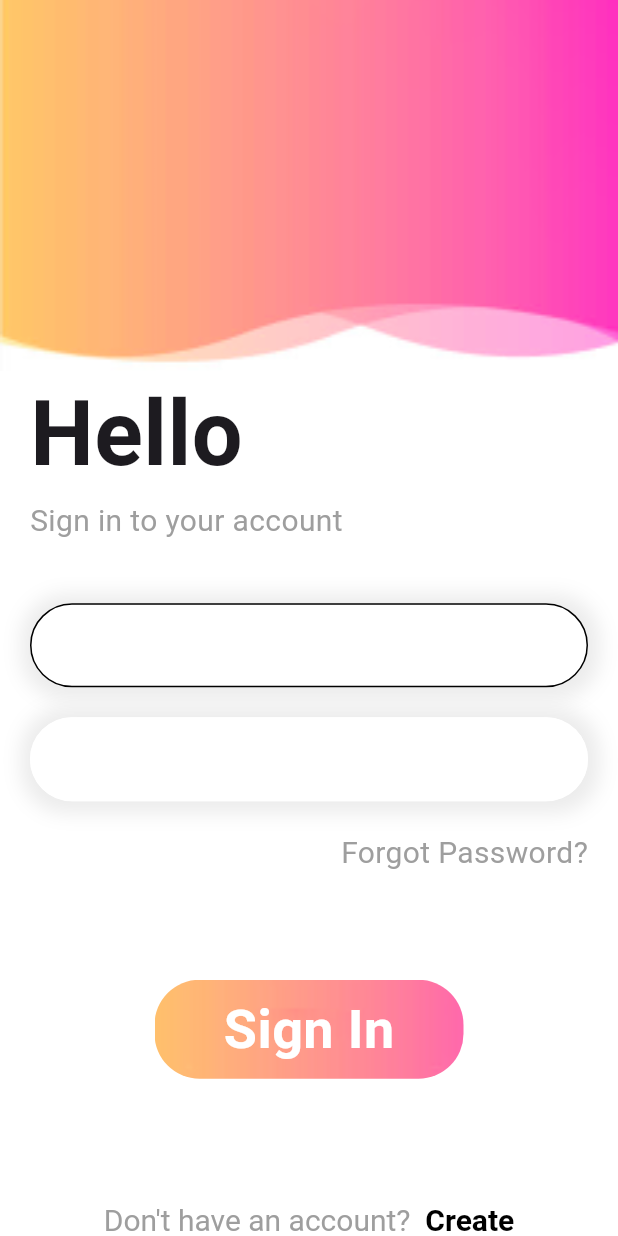
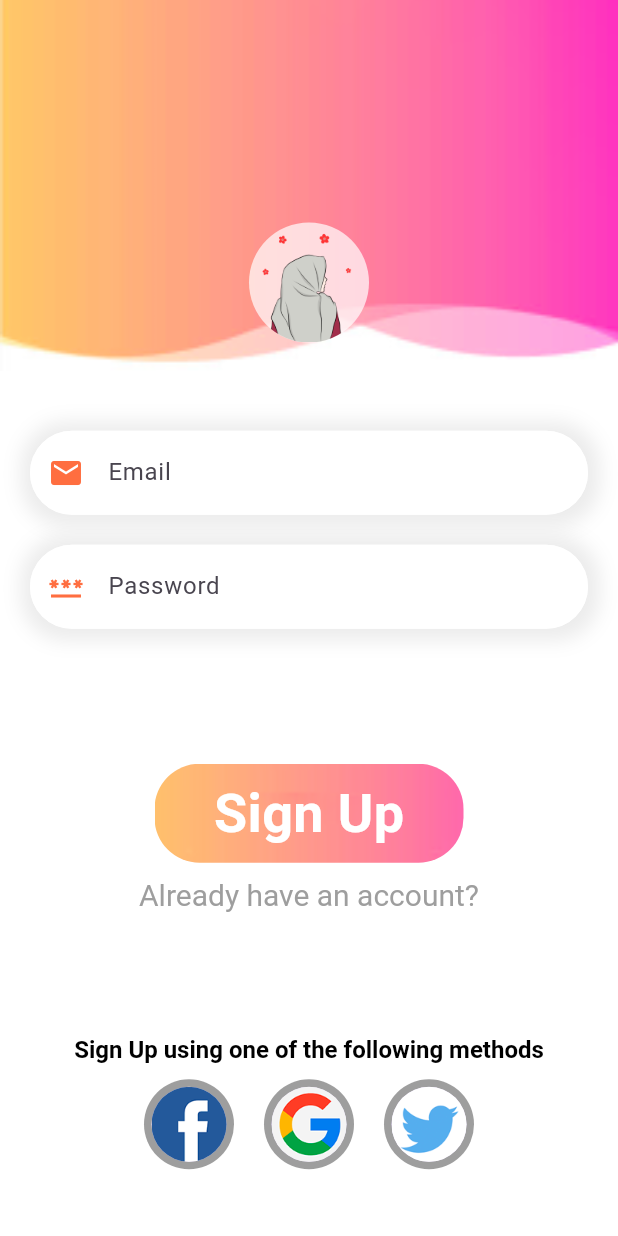
Before and after one commit to Parth-Jain-2002/Project-M, a Flutter app: the SignUpPage screen opened directly, on a phone screen of 412 x 824 dp. Run offline on Flutter 3.47's test engine with Material 3 defaults, Android fonts, the phone set to English and light mode, and no system bars; our stand-ins replace get, permission_handler; missing offline and left inert: flutter_sms_inbox.

Commit message:
SignUp Page and Welcome Page

```diff
--- a/ProjectM-Flutter-Application/lib/login_page.dart
+++ b/ProjectM-Flutter-Application/lib/login_page.dart
@@ -1,6 +1,9 @@
 // ignore_for_file: prefer_const_constructors, prefer_const_literals_to_create_immutables
 
+import 'package:flutter/gestures.dart';
+import 'package:projectm/signup_page.dart';
 import 'package:flutter/material.dart';
+import 'package:get/get.dart';
 class LoginPage extends StatefulWidget {
   const LoginPage({super.key});
 
@@ -74,6 +77,8 @@ class _LoginPageState extends State<LoginPage> {
                     ),
                     child: TextField(//Text field of Box 1
                       decoration: InputDecoration(
+                        hintText: "Email",
+                      prefixIcon: Icon(Icons.email,color: Colors.deepOrangeAccent,),
                         focusedBorder: OutlineInputBorder(
                           borderRadius: BorderRadius.circular(30),
                           borderSide: const BorderSide(
@@ -110,6 +115,8 @@ class _LoginPageState extends State<LoginPage> {
                     ),
                     child: TextField(// Text field of Box 2
                       decoration: InputDecoration(
+                        hintText: "Password",
+                      prefixIcon: Icon(Icons.password_outlined,color: Colors.deepOrangeAccent,),
                           focusedBorder: OutlineInputBorder(
                               borderRadius: BorderRadius.circular(30),
                               borderSide: const BorderSide(
@@ -185,7 +192,8 @@ class _LoginPageState extends State<LoginPage> {
                   fontSize: 20,
                   color: Colors.black,
                   fontWeight: FontWeight.bold
-                )
+                ),
+                recognizer: TapGestureRecognizer()..onTap = ()=>Get.to(()=>SignUpPage())
               )
             ]
             ),
--- a/ProjectM-Flutter-Application/lib/main.dart
+++ b/ProjectM-Flutter-Application/lib/main.dart
@@ -1,6 +1,8 @@
 import 'package:flutter/material.dart';
 import 'package:projectm/login_page.dart';
 import 'package:projectm/signup_page.dart';
+import 'package:projectm/wecome_page.dart';
+import 'package:get/get.dart';
 void main() {
   runApp(const MyApp());
 }
@@ -11,7 +13,7 @@ class MyApp extends StatelessWidget {
   // This widget is the root of your application.
   @override
   Widget build(BuildContext context) {
-    return MaterialApp(
+    return GetMaterialApp(
       title: 'Flutter Demo',
       theme: ThemeData(
         primarySwatch: Colors.blue,
--- a/ProjectM-Flutter-Application/lib/signup_page.dart
+++ b/ProjectM-Flutter-Application/lib/signup_page.dart
@@ -1,62 +1,74 @@
 // ignore_for_file: prefer_const_constructors
 
+import 'package:flutter/gestures.dart';
 import 'package:flutter/material.dart';
+import 'package:get/get.dart';
 
 class SignUpPage extends StatelessWidget {
   const SignUpPage({super.key});
 
   @override
   Widget build(BuildContext context) {
-        double w=MediaQuery.of(context).size.width;
-    double h=MediaQuery.of(context).size.height;
+    List images = ["f.png", "g.png", "t.png"];
+    double w = MediaQuery.of(context).size.width;
+    double h = MediaQuery.of(context).size.height;
     return Scaffold(
-      resizeToAvoidBottomInset: true,//To adjust the screen when keyboard opens in mobile
+        resizeToAvoidBottomInset:
+            true, //To adjust the screen when keyboard opens in mobile
 
-      backgroundColor: Colors.white,//Background color of the screen to white
+        backgroundColor: Colors.white, //Background color of the screen to white
 
-      body:SingleChildScrollView(//To make the screen scrollable & avoid overflow & it contains a single child
+        body: SingleChildScrollView(
+          //To make the screen scrollable & avoid overflow & it contains a single child
 
-      child: Column(//Column widget is used to arrange the children vertically
+          child: Column(
+            //Column widget is used to arrange the children vertically
 
-        mainAxisSize: MainAxisSize.min,//To make the column shrink wrap its children
+            mainAxisSize:
+                MainAxisSize.min, //To make the column shrink wrap its children
             //List of widgets to be displayed vertically---->
             children: [
-          Container(//Image Container
-            width: w,//Sets the width of the container
-            height: h*0.3,//Sets the height of the container
+              Container(
+                  //Image Container
+                  width: w, //Sets the width of the container
+                  height: h * 0.3, //Sets the height of the container
 
-            decoration: const BoxDecoration(//Decoration widget is used to decorate the container.BoxDecoration is an immutable description of how to paint a box. Here, it's being used to add an image to the Container.
+                  decoration: const BoxDecoration(
+                      //Decoration widget is used to decorate the container.BoxDecoration is an immutable description of how to paint a box. Here, it's being used to add an image to the Container.
 
                       //Adding image to the container
                       image: DecorationImage(
                           image: AssetImage('assets/img/signup.png'),
-                fit: BoxFit.cover //To make the image fit the container
+                          fit:
+                              BoxFit.cover //To make the image fit the container
+                          )),
+                  child: Column(
+                    children: [
+                      SizedBox(
+                        height: h * 0.18,
+                      ),
+                      CircleAvatar(
+                        backgroundColor: Colors.white70,
+                        radius: 40,
+                        backgroundImage: AssetImage("assets/img/profile1.png"),
                       )
-            ),
-          ),
-          Container(//Middle Container containing text fields
-            margin: const EdgeInsets.only(left: 20,right: 20),//Sets the margin of the container
+                    ],
+                  )),
+              Container(
+                //Middle Container containing text fields
+                margin: const EdgeInsets.only(
+                    left: 20, right: 20), //Sets the margin of the container
                 width: w,
                 child: Column(
                   crossAxisAlignment: CrossAxisAlignment.start,
                   children: [
-                const Text(
-                  "Hello",
-                  style: TextStyle(
-                    fontSize: 60,
-                    fontWeight: FontWeight.bold
-                  )
+                    const SizedBox(
+                      height: 40,
                     ),
-                Text(
-                    "Sign in to your account",
-                    style: TextStyle(
-                        fontSize: 20,
-                        color: Colors.grey[500]
-                    )
-                ),
-                const SizedBox(height: 40,),
-                Container(//Text Box 1
-                  decoration: BoxDecoration(//Decorating the box 1
+                    Container(
+                      //Text Box 1
+                      decoration: BoxDecoration(
+                          //Decorating the box 1
                           color: Colors.white,
                           borderRadius: BorderRadius.circular(30),
                           boxShadow: [
@@ -64,35 +76,35 @@ class SignUpPage extends StatelessWidget {
                                 blurRadius: 10,
                                 spreadRadius: 7,
                                 offset: const Offset(1, 1),
-                        color: Colors.grey.withOpacity(0.2)
-                      )
-                    ]
+                                color: Colors.grey.withOpacity(0.2))
+                          ]),
+                      child: TextField(
+                        //Text field of Box 1
+                        decoration: InputDecoration(
+                            hintText: "Email",
+                            prefixIcon: Icon(
+                              Icons.email,
+                              color: Colors.deepOrangeAccent,
                             ),
-                  child: TextField(//Text field of Box 1
-                    decoration: InputDecoration(
                             focusedBorder: OutlineInputBorder(
                                 borderRadius: BorderRadius.circular(30),
                                 borderSide: const BorderSide(
-                          color: Colors.white,
-                              width: 1.0
-                        )
-                      ),
+                                    color: Colors.white, width: 1.0)),
                             enabledBorder: OutlineInputBorder(
                                 borderRadius: BorderRadius.circular(30),
                                 borderSide: const BorderSide(
-                                color: Colors.black,
-                                width: 1.0
-                            )
-                        ),
+                                    color: Colors.white, width: 1.0)),
                             border: OutlineInputBorder(
-                        borderRadius: BorderRadius.circular(30)
-                      )
+                                borderRadius: BorderRadius.circular(30))),
                       ),
                     ),
+                    const SizedBox(
+                      height: 20,
                     ),
-                const SizedBox(height: 20,),
-                Container(//Text Box 2
-                  decoration: BoxDecoration(//Decorating the box 2
+                    Container(
+                      //Text Box 2
+                      decoration: BoxDecoration(
+                          //Decorating the box 2
                           color: Colors.white,
                           borderRadius: BorderRadius.circular(30),
                           boxShadow: [
@@ -100,95 +112,106 @@ class SignUpPage extends StatelessWidget {
                                 blurRadius: 10,
                                 spreadRadius: 7,
                                 offset: const Offset(1, 1),
-                            color: Colors.grey.withOpacity(0.2)
-                        )
-                      ]
+                                color: Colors.grey.withOpacity(0.2))
+                          ]),
+                      child: TextField(
+                        // Text field of Box 2
+                        decoration: InputDecoration(
+                            hintText: "Password",
+                            prefixIcon: Icon(
+                              Icons.password_outlined,
+                              color: Colors.deepOrangeAccent,
                             ),
-                  child: TextField(// Text field of Box 2
-                    decoration: InputDecoration(
                             focusedBorder: OutlineInputBorder(
                                 borderRadius: BorderRadius.circular(30),
                                 borderSide: const BorderSide(
-                                color: Colors.white,
-                                width: 1.0
-                            )
-                        ),
+                                    color: Colors.white, width: 1.0)),
                             enabledBorder: OutlineInputBorder(
                                 borderRadius: BorderRadius.circular(30),
                                 borderSide: const BorderSide(
-                                color: Colors.white,
-                                width: 1.0
-                            )
-                        ),
+                                    color: Colors.white, width: 1.0)),
                             border: OutlineInputBorder(
-                            borderRadius: BorderRadius.circular(30)
-                        )
+                                borderRadius: BorderRadius.circular(30))),
                       ),
                     ),
-                ),
-                SizedBox(height: 20,),
-                Row(//Alligning "Forgot Password?" to the right
-                  children: [
-                    Expanded(child: Container(),),//To make the container take the remaining space
-                    Text(
-                        "Forgot Password?",
-                        style: TextStyle(
-                            fontSize: 20,
-                            color: Colors.grey[500]
-                        )
-                    ),
-                  ],
+                    SizedBox(
+                      height: 20,
                     ),
                   ],
                 ),
               ),
-          SizedBox(height: 70,),
-          Container(//Image Container
-            width: w*0.5,//Sets the width of the container
-            height: h*0.08,//Sets the height of the container
+              SizedBox(
+                height: 70,
+              ),
+              Container(
+                  //Image Container
+                  width: w * 0.5, //Sets the width of the container
+                  height: h * 0.08, //Sets the height of the container
 
                   decoration: BoxDecoration(
                       borderRadius: BorderRadius.circular(30),
                       //Adding image to the container
                       image: DecorationImage(
                           image: AssetImage('assets/img/loginbtn.png'),
-                fit: BoxFit.cover //To make the image fit the container
-              )
-            ),
+                          fit:
+                              BoxFit.cover //To make the image fit the container
+                          )),
                   child: Center(
                     child: Text(
-                "Sign In",
+                      "Sign Up",
                       style: TextStyle(
                           fontSize: 36,
                           color: Colors.white,
-                  fontWeight: FontWeight.bold
+                          fontWeight: FontWeight.bold),
+                    ),
+                  )),
+              SizedBox(
+                height: 10,
+              ),
+              RichText(
+                  text: TextSpan(
+                      recognizer: TapGestureRecognizer()
+                        ..onTap = () => Get.back(),
+                      text: "Already have an account?",
+                      style: TextStyle(fontSize: 20, color: Colors.grey[500]))),
+              SizedBox(
+                height: w * 0.2,
+              ),
+              RichText(
+                text: TextSpan(
+                  text: "Sign Up using one of the following methods",
+                  style: TextStyle(
+                      fontSize: 16,
+                      color: Colors.black,
+                      fontWeight: FontWeight.bold),
                 ),
               ),
-            )
-            ),
-          SizedBox(height: w*0.2,),
-          RichText(text: TextSpan(
-            text: "Don't have an account? ",
-            style: TextStyle(
-              fontSize: 20,
-              color: Colors.grey[500]
-            ),
-
-          children: [
-            TextSpan(
-              text: " Create",
-              style: TextStyle(
-                fontSize: 20,
-                color: Colors.black,
-                fontWeight: FontWeight.bold
-              )
-            )
-          ]
+              Wrap(
+                children: List<Widget>.generate(3, //No. of Icons/images
+                    (index) {
+                  //index is the iterator
+                  return Padding(
+                    padding:
+                        const EdgeInsets.all(10.0), //For gap between the icons
+                    child: CircleAvatar(
+                      radius: 30, //outer circle
+                      backgroundColor: Colors
+                          .grey[500], //color between outer and inner circle
+                      child: CircleAvatar(
+                        radius: 25, //inner circle
+                        backgroundImage: AssetImage(
+                            // ignore: prefer_interpolation_to_compose_strings
+                            "assets/img/" +
+                                images[
+                                    index] //giving the path of the images.List is created in the begining.
                             ),
                       ),
+                    ),
+                  );
+                }),
+              )
             ],
           ),
-      )
-    );
+        ));
   }
 }
--- a/ProjectM-Flutter-Application/pubspec.yaml
+++ b/ProjectM-Flutter-Application/pubspec.yaml
@@ -37,6 +37,7 @@ dependencies:
   cupertino_icons: ^1.0.2
   permission_handler: ^11.2.0
   flutter_sms_inbox: ^1.0.3
+  get:
 
 dev_dependencies:
   flutter_test:
@@ -65,6 +66,11 @@ flutter:
     - assets/img/login.png
     - assets/img/loginbtn.png
     - assets/img/signup.png
+    - assets/img/profile.png
+    - assets/img/profile1.png
+    - assets/img/f.png
+    - assets/img/g.png
+    - assets/img/t.png
   #   - images/a_dot_ham.jpeg
 
   # An image asset can refer to one or more resolution-specific "variants", see
```
Also changed, not shown: ProjectM-Flutter-Application/lib/wecome_page.dart (added, +106 -0 lines), ProjectM-Flutter-Application/pubspec.lock. Lines whose indentation alone changed are shown as unchanged.
